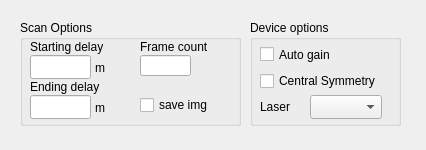
Above: settings.ui from yilp7/img_proc_demo before the change. Below: the same form after it.
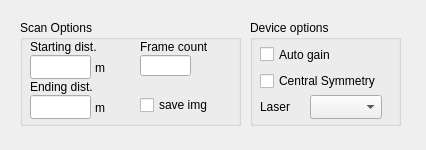
That is the form after the change.

```diff
--- a/settings.ui
+++ b/settings.ui
@@ -35,7 +35,7 @@
      </rect>
     </property>
     <property name="text">
-     <string>Starting delay</string>
+     <string>Starting dist.</string>
     </property>
    </widget>
    <widget class="QLabel" name="END_LBL">
@@ -48,7 +48,7 @@
      </rect>
     </property>
     <property name="text">
-     <string>Ending delay</string>
+     <string>Ending dist.</string>
     </property>
    </widget>
    <widget class="QLabel" name="FRAME_LBL">
```
